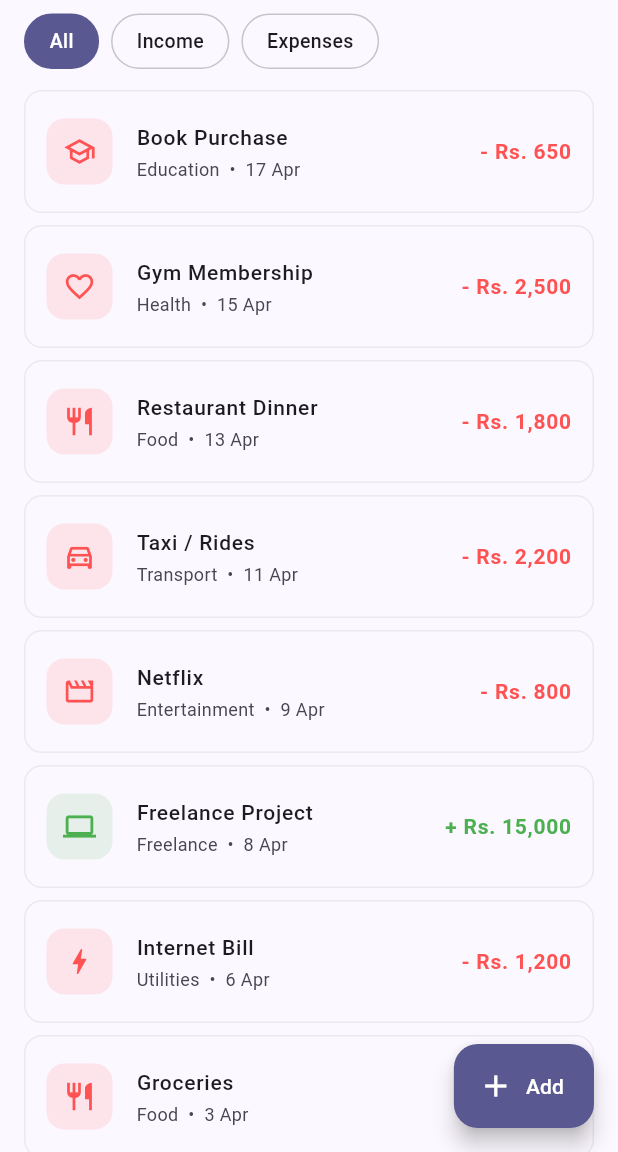
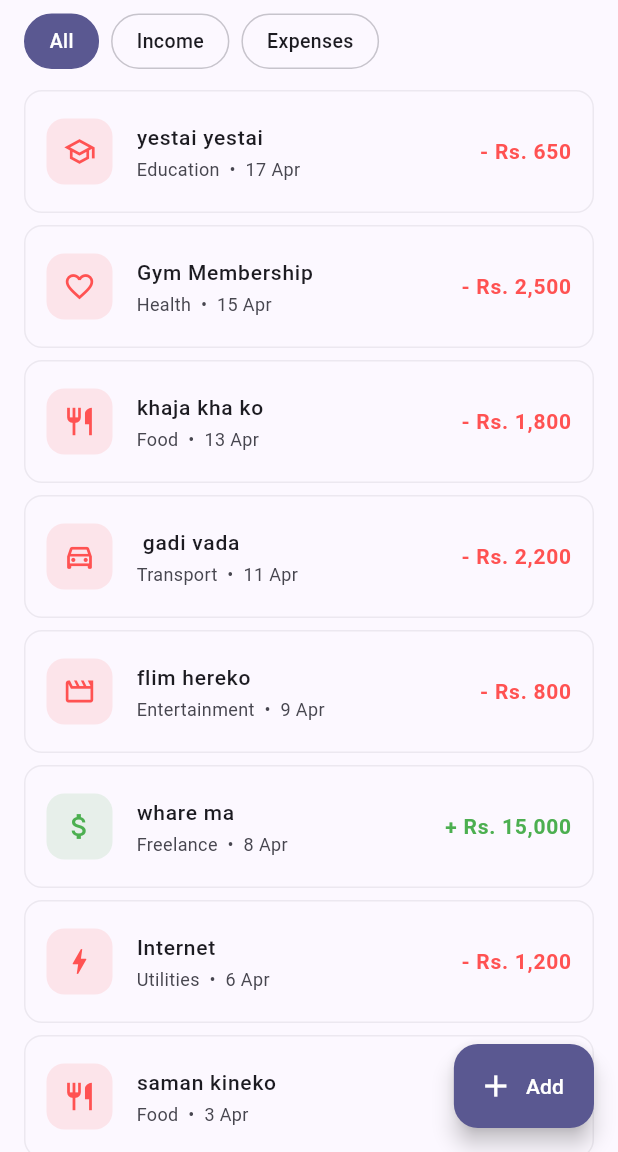
Before and after one commit to regmibishal99/Personal-Budget-Tracker, a Flutter app: the screen it shows after launch, scrolled down 576 dp, on a phone screen of 412 x 824 dp, the part 84-1236 px from its top. Run offline on Flutter 3.47's test engine with Material 3 defaults, Android fonts, the phone set to English and light mode, and no system bars; our stand-ins replace fl_chart, hive, hive_flutter; accounts and stored records are empty.

Commit message:
modifi sample

```diff
--- a/lib/main.dart
+++ b/lib/main.dart
@@ -24,16 +24,16 @@ void _seedSampleData() {
   final now = DateTime.now();
 
   final samples = [
-    Transaction(id: uuid.v4(), title: 'Monthly Salary',    amount: 85000, category: 'Salary',       isIncome: true,  date: now.subtract(const Duration(days: 20))),
-    Transaction(id: uuid.v4(), title: 'Freelance Project', amount: 15000, category: 'Freelance',     isIncome: true,  date: now.subtract(const Duration(days: 10))),
-    Transaction(id: uuid.v4(), title: 'House Rent',        amount: 18000, category: 'Housing',       isIncome: false, date: now.subtract(const Duration(days: 18))),
-    Transaction(id: uuid.v4(), title: 'Groceries',         amount: 4500,  category: 'Food',          isIncome: false, date: now.subtract(const Duration(days: 15))),
-    Transaction(id: uuid.v4(), title: 'Internet Bill',     amount: 1200,  category: 'Utilities',     isIncome: false, date: now.subtract(const Duration(days: 12))),
-    Transaction(id: uuid.v4(), title: 'Netflix',           amount: 800,   category: 'Entertainment', isIncome: false, date: now.subtract(const Duration(days: 9))),
-    Transaction(id: uuid.v4(), title: 'Taxi / Rides',      amount: 2200,  category: 'Transport',     isIncome: false, date: now.subtract(const Duration(days: 7))),
-    Transaction(id: uuid.v4(), title: 'Restaurant Dinner', amount: 1800,  category: 'Food',          isIncome: false, date: now.subtract(const Duration(days: 5))),
+    Transaction(id: uuid.v4(), title: 'ghar bata haldeko',    amount: 85000, category: 'Salary',       isIncome: true,  date: now.subtract(const Duration(days: 20))),
+    Transaction(id: uuid.v4(), title: 'whare ma', amount: 15000, category: 'Freelance',     isIncome: true,  date: now.subtract(const Duration(days: 10))),
+    Transaction(id: uuid.v4(), title: 'Kotha vada',        amount: 18000, category: 'Housing',       isIncome: false, date: now.subtract(const Duration(days: 18))),
+    Transaction(id: uuid.v4(), title: 'saman kineko',         amount: 4500,  category: 'Food',          isIncome: false, date: now.subtract(const Duration(days: 15))),
+    Transaction(id: uuid.v4(), title: 'Internet',     amount: 1200,  category: 'Utilities',     isIncome: false, date: now.subtract(const Duration(days: 12))),
+    Transaction(id: uuid.v4(), title: 'flim hereko',           amount: 800,   category: 'Entertainment', isIncome: false, date: now.subtract(const Duration(days: 9))),
+    Transaction(id: uuid.v4(), title: ' gadi vada',      amount: 2200,  category: 'Transport',     isIncome: false, date: now.subtract(const Duration(days: 7))),
+    Transaction(id: uuid.v4(), title: 'khaja kha ko', amount: 1800,  category: 'Food',          isIncome: false, date: now.subtract(const Duration(days: 5))),
     Transaction(id: uuid.v4(), title: 'Gym Membership',    amount: 2500,  category: 'Health',        isIncome: false, date: now.subtract(const Duration(days: 3))),
-    Transaction(id: uuid.v4(), title: 'Book Purchase',     amount: 650,   category: 'Education',     isIncome: false, date: now.subtract(const Duration(days: 1))),
+    Transaction(id: uuid.v4(), title: 'yestai yestai',     amount: 650,   category: 'Education',     isIncome: false, date: now.subtract(const Duration(days: 1))),
   ];
 
   for (final t in samples) {
--- a/lib/widgets/transaction_list.dart
+++ b/lib/widgets/transaction_list.dart
@@ -24,7 +24,6 @@ class TransactionList extends StatelessWidget {
     'Education':     Icons.school_outlined,
     'Shopping':      Icons.shopping_bag_outlined,
     'Salary':        Icons.work_outline,
-    'Freelance':     Icons.laptop_outlined,
     'Business':      Icons.business_outlined,
     'Investment':    Icons.trending_up,
     'Other':         Icons.more_horiz,
```
